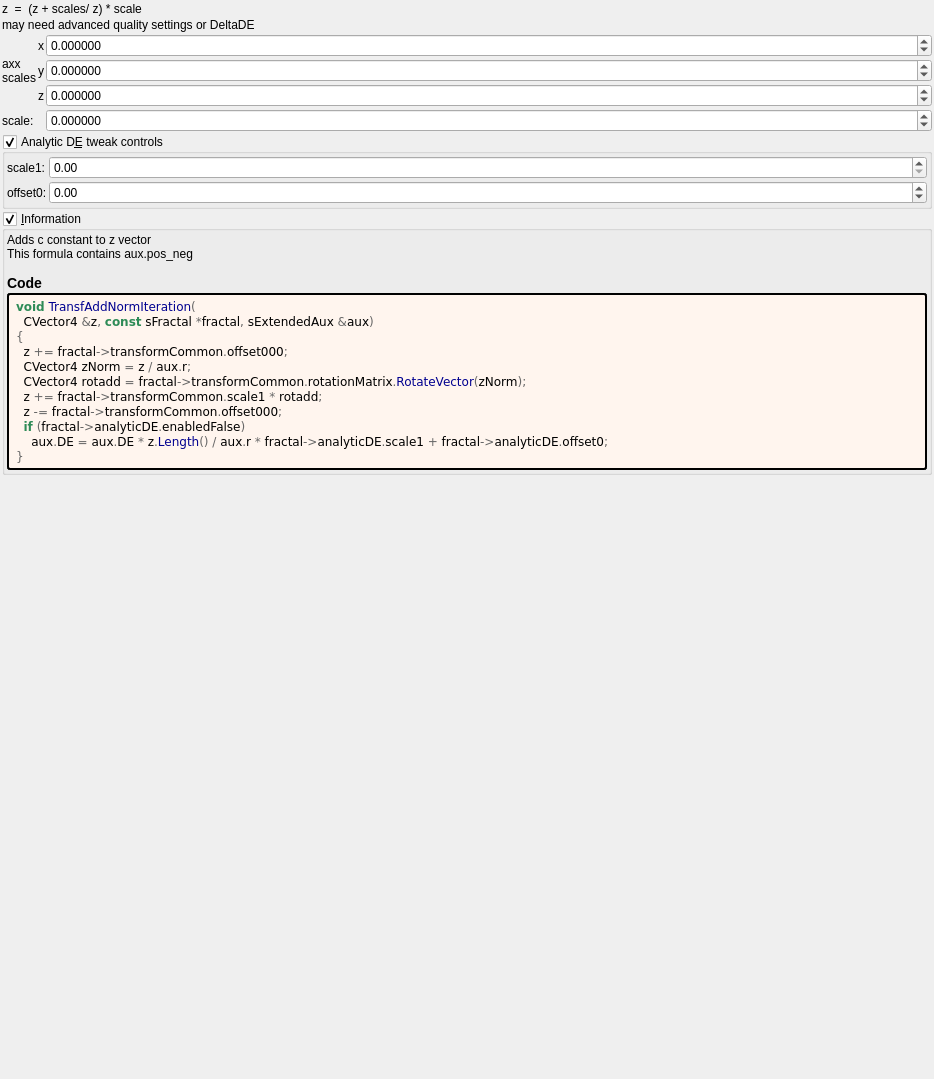
buddhi1980/mandelbulber2, file mandelbulber2/formula/ui/transf_add_spherical_invert.ui: the form before one commit.
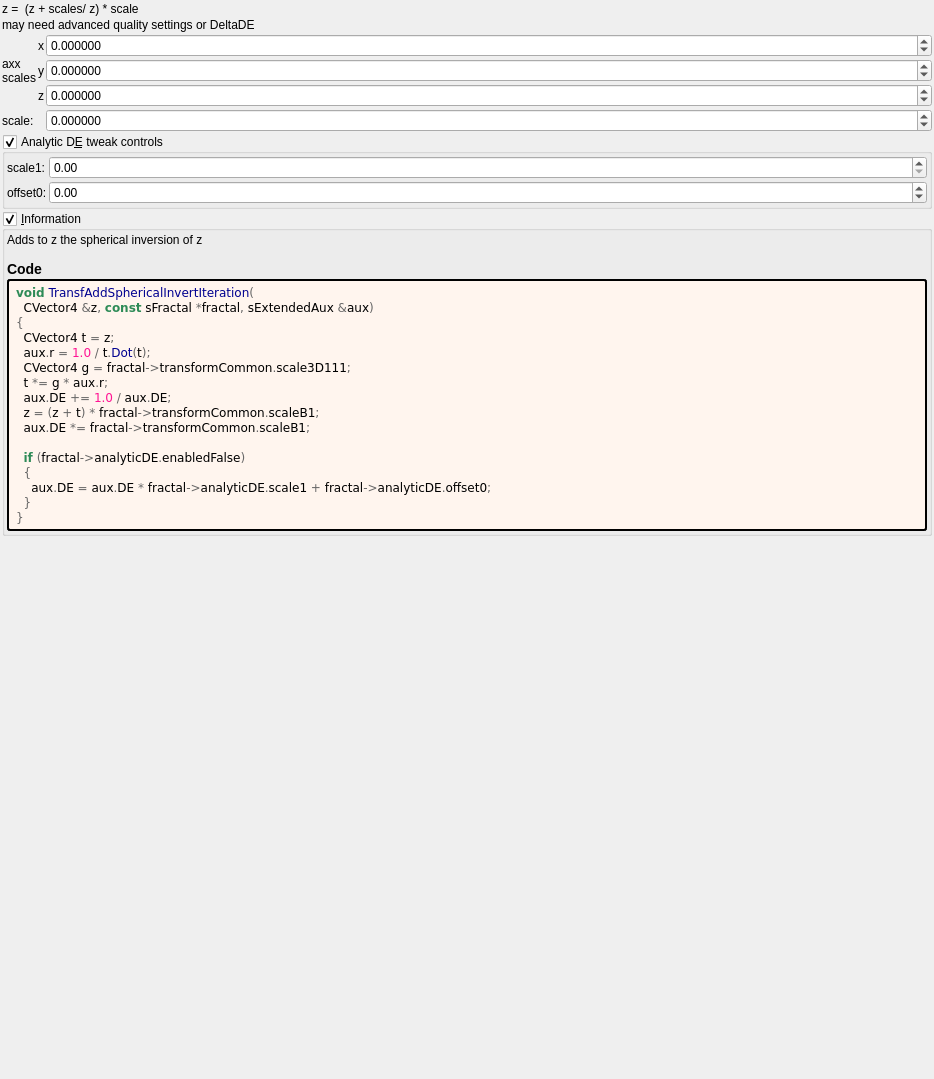
The form after the commit. Custom widgets are drawn as their Qt base class.

```diff
--- a/mandelbulber2/formula/ui/transf_add_spherical_invert.ui
+++ b/mandelbulber2/formula/ui/transf_add_spherical_invert.ui
@@ -32,7 +32,7 @@
    <item>
     <widget class="QLabel" name="label_76">
      <property name="text">
-      <string>z  =  (z + scales/ z) * scale</string>
+      <string>z =  (z + scales/ z) * scale</string>
      </property>
     </widget>
    </item>
@@ -332,7 +332,7 @@
       <item>
        <widget class="QLabel" name="label_information_general">
         <property name="text">
-         <string notr="true">&lt;p&gt;Adds c constant to z vector&lt;br&gt;This formula contains aux.pos_neg&lt;/p&gt;&lt;table&gt;
+         <string notr="true">&lt;p&gt;Adds to z the spherical inversion of z&lt;/p&gt;&lt;table&gt;
 &lt;/table&gt;
 &lt;h3&gt;Code&lt;/h3&gt;</string>
         </property>
@@ -354,16 +354,21 @@
         </property>
         <property name="text">
          <string notr="true">&lt;body style=&quot;background-color:#fff5ee&quot;&gt;
-&lt;pre style=&quot;color:#000000; background-color:#fff5ee;  font-family:'Courier New',monospace;&quot;&gt;&lt;span style=&quot;color:#2e8b57; font-weight:bold&quot;&gt;void&lt;/span&gt; &lt;span style=&quot;color:#00008f&quot;&gt;TransfAddNormIteration&lt;/span&gt;&lt;span style=&quot;color:#676767&quot;&gt;(&lt;/span&gt;
+&lt;pre style=&quot;color:#000000; background-color:#fff5ee;  font-family:'Courier New',monospace;&quot;&gt;&lt;span style=&quot;color:#2e8b57; font-weight:bold&quot;&gt;void&lt;/span&gt; &lt;span style=&quot;color:#00008f&quot;&gt;TransfAddSphericalInvertIteration&lt;/span&gt;&lt;span style=&quot;color:#676767&quot;&gt;(&lt;/span&gt;
   CVector4 &lt;span style=&quot;color:#676767&quot;&gt;&amp;amp;&lt;/span&gt;z&lt;span style=&quot;color:#676767&quot;&gt;,&lt;/span&gt; &lt;span style=&quot;color:#2e8b57; font-weight:bold&quot;&gt;const&lt;/span&gt; sFractal &lt;span style=&quot;color:#676767&quot;&gt;*&lt;/span&gt;fractal&lt;span style=&quot;color:#676767&quot;&gt;,&lt;/span&gt; sExtendedAux &lt;span style=&quot;color:#676767&quot;&gt;&amp;amp;&lt;/span&gt;aux&lt;span style=&quot;color:#676767&quot;&gt;)&lt;/span&gt;
 &lt;span style=&quot;color:#676767&quot;&gt;{&lt;/span&gt;
-  z &lt;span style=&quot;color:#676767&quot;&gt;+=&lt;/span&gt; fractal&lt;span style=&quot;color:#676767&quot;&gt;-&amp;gt;&lt;/span&gt;transformCommon&lt;span style=&quot;color:#676767&quot;&gt;.&lt;/span&gt;offset000&lt;span style=&quot;color:#676767&quot;&gt;;&lt;/span&gt;
-  CVector4 zNorm &lt;span style=&quot;color:#676767&quot;&gt;=&lt;/span&gt; z &lt;span style=&quot;color:#676767&quot;&gt;/&lt;/span&gt; aux&lt;span style=&quot;color:#676767&quot;&gt;.&lt;/span&gt;r&lt;span style=&quot;color:#676767&quot;&gt;;&lt;/span&gt;
-  CVector4 rotadd &lt;span style=&quot;color:#676767&quot;&gt;=&lt;/span&gt; fractal&lt;span style=&quot;color:#676767&quot;&gt;-&amp;gt;&lt;/span&gt;transformCommon&lt;span style=&quot;color:#676767&quot;&gt;.&lt;/span&gt;rotationMatrix&lt;span style=&quot;color:#676767&quot;&gt;.&lt;/span&gt;&lt;span style=&quot;color:#00008f&quot;&gt;RotateVector&lt;/span&gt;&lt;span style=&quot;color:#676767&quot;&gt;(&lt;/span&gt;zNorm&lt;span style=&quot;color:#676767&quot;&gt;);&lt;/span&gt;
-  z &lt;span style=&quot;color:#676767&quot;&gt;+=&lt;/span&gt; fractal&lt;span style=&quot;color:#676767&quot;&gt;-&amp;gt;&lt;/span&gt;transformCommon&lt;span style=&quot;color:#676767&quot;&gt;.&lt;/span&gt;scale1 &lt;span style=&quot;color:#676767&quot;&gt;*&lt;/span&gt; rotadd&lt;span style=&quot;color:#676767&quot;&gt;;&lt;/span&gt;
-  z &lt;span style=&quot;color:#676767&quot;&gt;-=&lt;/span&gt; fractal&lt;span style=&quot;color:#676767&quot;&gt;-&amp;gt;&lt;/span&gt;transformCommon&lt;span style=&quot;color:#676767&quot;&gt;.&lt;/span&gt;offset000&lt;span style=&quot;color:#676767&quot;&gt;;&lt;/span&gt;
+  CVector4 t &lt;span style=&quot;color:#676767&quot;&gt;=&lt;/span&gt; z&lt;span style=&quot;color:#676767&quot;&gt;;&lt;/span&gt;
+  aux&lt;span style=&quot;color:#676767&quot;&gt;.&lt;/span&gt;r &lt;span style=&quot;color:#676767&quot;&gt;=&lt;/span&gt; &lt;span style=&quot;color:#ff1493&quot;&gt;1.0&lt;/span&gt; &lt;span style=&quot;color:#676767&quot;&gt;/&lt;/span&gt; t&lt;span style=&quot;color:#676767&quot;&gt;.&lt;/span&gt;&lt;span style=&quot;color:#00008f&quot;&gt;Dot&lt;/span&gt;&lt;span style=&quot;color:#676767&quot;&gt;(&lt;/span&gt;t&lt;span style=&quot;color:#676767&quot;&gt;);&lt;/span&gt;
+  CVector4 g &lt;span style=&quot;color:#676767&quot;&gt;=&lt;/span&gt; fractal&lt;span style=&quot;color:#676767&quot;&gt;-&amp;gt;&lt;/span&gt;transformCommon&lt;span style=&quot;color:#676767&quot;&gt;.&lt;/span&gt;scale3D111&lt;span style=&quot;color:#676767&quot;&gt;;&lt;/span&gt;
+  t &lt;span style=&quot;color:#676767&quot;&gt;*=&lt;/span&gt; g &lt;span style=&quot;color:#676767&quot;&gt;*&lt;/span&gt; aux&lt;span style=&quot;color:#676767&quot;&gt;.&lt;/span&gt;r&lt;span style=&quot;color:#676767&quot;&gt;;&lt;/span&gt;
+  aux&lt;span style=&quot;color:#676767&quot;&gt;.&lt;/span&gt;DE &lt;span style=&quot;color:#676767&quot;&gt;+=&lt;/span&gt; &lt;span style=&quot;color:#ff1493&quot;&gt;1.0&lt;/span&gt; &lt;span style=&quot;color:#676767&quot;&gt;/&lt;/span&gt; aux&lt;span style=&quot;color:#676767&quot;&gt;.&lt;/span&gt;DE&lt;span style=&quot;color:#676767&quot;&gt;;&lt;/span&gt;
+  z &lt;span style=&quot;color:#676767&quot;&gt;= (&lt;/span&gt;z &lt;span style=&quot;color:#676767&quot;&gt;+&lt;/span&gt; t&lt;span style=&quot;color:#676767&quot;&gt;) *&lt;/span&gt; fractal&lt;span style=&quot;color:#676767&quot;&gt;-&amp;gt;&lt;/span&gt;transformCommon&lt;span style=&quot;color:#676767&quot;&gt;.&lt;/span&gt;scaleB1&lt;span style=&quot;color:#676767&quot;&gt;;&lt;/span&gt;
+  aux&lt;span style=&quot;color:#676767&quot;&gt;.&lt;/span&gt;DE &lt;span style=&quot;color:#676767&quot;&gt;*=&lt;/span&gt; fractal&lt;span style=&quot;color:#676767&quot;&gt;-&amp;gt;&lt;/span&gt;transformCommon&lt;span style=&quot;color:#676767&quot;&gt;.&lt;/span&gt;scaleB1&lt;span style=&quot;color:#676767&quot;&gt;;&lt;/span&gt;
+
   &lt;span style=&quot;color:#2e8b57; font-weight:bold&quot;&gt;if&lt;/span&gt; &lt;span style=&quot;color:#676767&quot;&gt;(&lt;/span&gt;fractal&lt;span style=&quot;color:#676767&quot;&gt;-&amp;gt;&lt;/span&gt;analyticDE&lt;span style=&quot;color:#676767&quot;&gt;.&lt;/span&gt;enabledFalse&lt;span style=&quot;color:#676767&quot;&gt;)&lt;/span&gt;
-    aux&lt;span style=&quot;color:#676767&quot;&gt;.&lt;/span&gt;DE &lt;span style=&quot;color:#676767&quot;&gt;=&lt;/span&gt; aux&lt;span style=&quot;color:#676767&quot;&gt;.&lt;/span&gt;DE &lt;span style=&quot;color:#676767&quot;&gt;*&lt;/span&gt; z&lt;span style=&quot;color:#676767&quot;&gt;.&lt;/span&gt;&lt;span style=&quot;color:#00008f&quot;&gt;Length&lt;/span&gt;&lt;span style=&quot;color:#676767&quot;&gt;() /&lt;/span&gt; aux&lt;span style=&quot;color:#676767&quot;&gt;.&lt;/span&gt;r &lt;span style=&quot;color:#676767&quot;&gt;*&lt;/span&gt; fractal&lt;span style=&quot;color:#676767&quot;&gt;-&amp;gt;&lt;/span&gt;analyticDE&lt;span style=&quot;color:#676767&quot;&gt;.&lt;/span&gt;scale1 &lt;span style=&quot;color:#676767&quot;&gt;+&lt;/span&gt; fractal&lt;span style=&quot;color:#676767&quot;&gt;-&amp;gt;&lt;/span&gt;analyticDE&lt;span style=&quot;color:#676767&quot;&gt;.&lt;/span&gt;offset0&lt;span style=&quot;color:#676767&quot;&gt;;&lt;/span&gt;
+  &lt;span style=&quot;color:#676767&quot;&gt;{&lt;/span&gt;
+    aux&lt;span style=&quot;color:#676767&quot;&gt;.&lt;/span&gt;DE &lt;span style=&quot;color:#676767&quot;&gt;=&lt;/span&gt; aux&lt;span style=&quot;color:#676767&quot;&gt;.&lt;/span&gt;DE &lt;span style=&quot;color:#676767&quot;&gt;*&lt;/span&gt; fractal&lt;span style=&quot;color:#676767&quot;&gt;-&amp;gt;&lt;/span&gt;analyticDE&lt;span style=&quot;color:#676767&quot;&gt;.&lt;/span&gt;scale1 &lt;span style=&quot;color:#676767&quot;&gt;+&lt;/span&gt; fractal&lt;span style=&quot;color:#676767&quot;&gt;-&amp;gt;&lt;/span&gt;analyticDE&lt;span style=&quot;color:#676767&quot;&gt;.&lt;/span&gt;offset0&lt;span style=&quot;color:#676767&quot;&gt;;&lt;/span&gt;
+  &lt;span style=&quot;color:#676767&quot;&gt;}&lt;/span&gt;
 &lt;span style=&quot;color:#676767&quot;&gt;}&lt;/span&gt;
 &lt;/pre&gt;
 &lt;/body&gt;</string>
```
Left out of the diff: 4 changed lines with no effect on the pictures.
